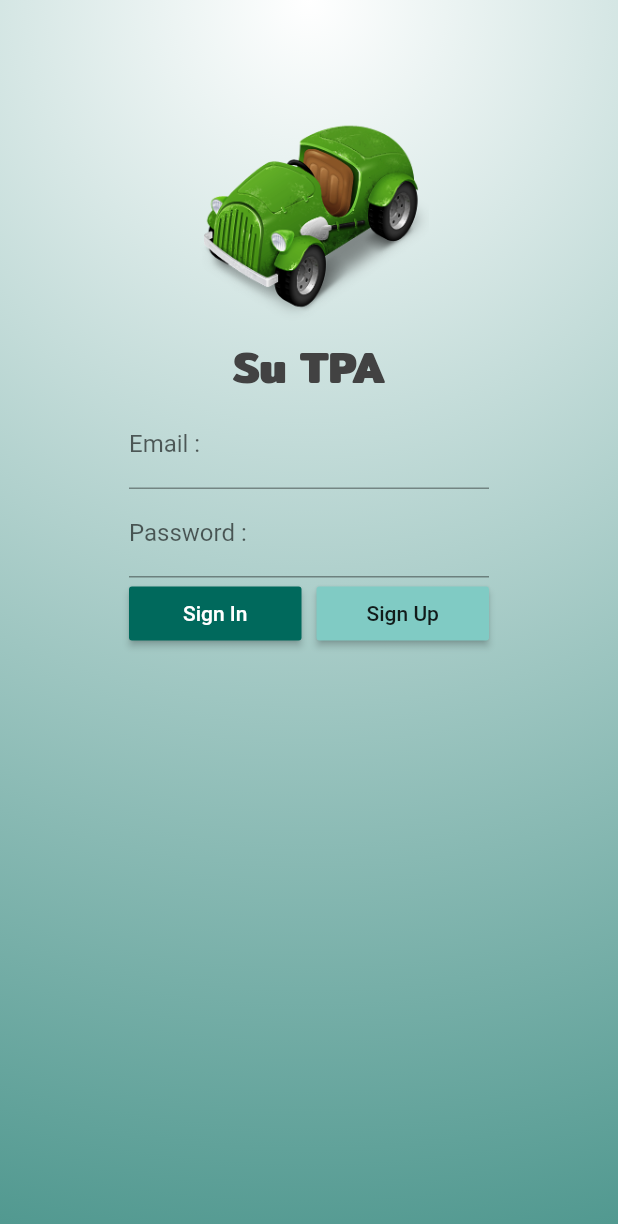
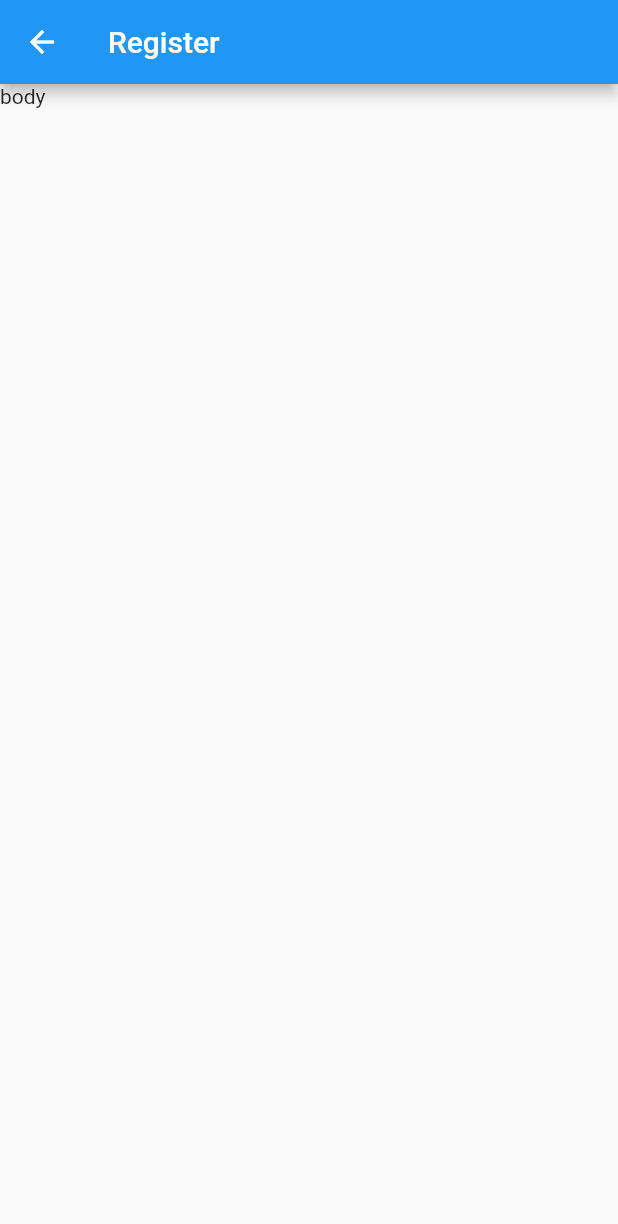
Before and after one commit to CharukarnS/SuTPA, a Flutter app: the screen it shows after launch, after a tap on "Sign Up", on a phone screen of 412 x 824 dp. Shown: the top 1224 px of the screen. Run offline on Flutter 3.47's test engine with Material 2 defaults, Android fonts, the phone set to English and light mode, and no system bars.

Commit message:
Create Route Success

```diff
--- a/lib/screens/authen.dart
+++ b/lib/screens/authen.dart
@@ -1,4 +1,5 @@
 import 'package:flutter/material.dart';
+import 'package:su_tpa/screens/register.dart';
 
 class Authen extends StatefulWidget {
   @override
@@ -69,9 +70,16 @@ class _AuthenState extends State<Authen> {
 
   Widget signUpButton() {
     return RaisedButton(
-      color: Colors.teal[200],
+      color: Colors.teal[300],
       child: Text('Sign Up'),
-      onPressed: () {},
+      onPressed: () {
+        print('You Click Sign Up');
+
+        // Create Route
+        var registerRoute =
+            MaterialPageRoute(builder: (BuildContext context) => Register());
+            Navigator.of(context).push(registerRoute);
+      },
     );
   }
 
--- /dev/null
+++ b/lib/screens/register.dart
@@ -0,0 +1,17 @@
+import 'package:flutter/material.dart';
+
+class Register extends StatefulWidget {
+  @override
+  _RegisterState createState() => _RegisterState();
+}
+
+class _RegisterState extends State<Register> {
+  @override
+  Widget build(BuildContext context) {
+    return Scaffold(
+      appBar: AppBar(
+        title: Text('Register'),
+      ),body: Text('body'),
+    );
+  }
+}
```
